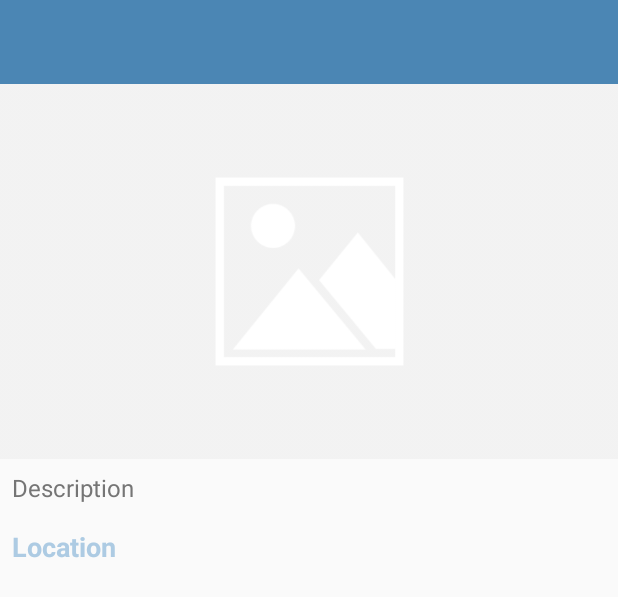
After one commit to juokavom/Android_Headstart, an Android app: the layout activity_happy_place_detail.xml on its own in the app's theme, with its tools: preview values and no code run, on a phone screen of 412 x 824 dp. The commit adds this screen. Shown: the top 597 px of the screen. Run offline under Robolectric (Android 15) with nearby library versions, the light colour scheme and no system bars.

Commit message:
Happy place details activity with onclick interface and parcelable data class intent

```diff
--- /dev/null
+++ b/HappyPlaces/app/src/main/res/layout/activity_happy_place_detail.xml
@@ -0,0 +1,75 @@
+<?xml version="1.0" encoding="utf-8"?>
+<androidx.constraintlayout.widget.ConstraintLayout xmlns:android="http://schemas.android.com/apk/res/android"
+    xmlns:app="http://schemas.android.com/apk/res-auto"
+    xmlns:tools="http://schemas.android.com/tools"
+    android:layout_width="match_parent"
+    android:layout_height="match_parent"
+    tools:context=".activities.HappyPlaceDetailActivity">
+
+    <androidx.appcompat.widget.Toolbar
+        android:id="@+id/toolbar_happy_place_detail"
+        android:layout_width="match_parent"
+        android:layout_height="?attr/actionBarSize"
+        android:background="@color/colorPrimary"
+        android:theme="@style/CustomToolbarStyle"
+        app:layout_constraintEnd_toEndOf="parent"
+        app:layout_constraintStart_toStartOf="parent"
+        app:layout_constraintTop_toTopOf="parent" />
+
+    <ScrollView
+        android:id="@+id/sv_main"
+        android:layout_width="match_parent"
+        android:layout_height="0dp"
+        android:fillViewport="true"
+        app:layout_constraintBottom_toBottomOf="parent"
+        app:layout_constraintEnd_toEndOf="parent"
+        app:layout_constraintStart_toStartOf="parent"
+        app:layout_constraintTop_toBottomOf="@id/toolbar_happy_place_detail">
+
+        <androidx.constraintlayout.widget.ConstraintLayout
+            android:layout_width="match_parent"
+            android:layout_height="wrap_content">
+
+            <androidx.appcompat.widget.AppCompatImageView
+                android:id="@+id/iv_place_image"
+                android:layout_width="match_parent"
+                android:layout_height="@dimen/detail_screen_image_height_size"
+                android:scaleType="centerCrop"
+                android:src="@drawable/detail_screen_image_placeholder"
+                app:layout_constraintEnd_toEndOf="parent"
+                app:layout_constraintStart_toStartOf="parent"
+                app:layout_constraintTop_toTopOf="parent" />
+
+            <TextView
+                android:id="@+id/tv_description"
+                android:layout_width="match_parent"
+                android:layout_height="wrap_content"
+                android:layout_marginStart="@dimen/detail_screen_description_margin"
+                android:layout_marginTop="@dimen/detail_screen_description_margin"
+                android:layout_marginEnd="@dimen/detail_screen_description_margin"
+                android:textColor="@color/detail_screen_description_text_color"
+                android:textSize="@dimen/detail_screen_description_text_size"
+                app:layout_constraintEnd_toEndOf="parent"
+                app:layout_constraintHorizontal_bias="0.533"
+                app:layout_constraintStart_toStartOf="parent"
+                app:layout_constraintTop_toBottomOf="@+id/iv_place_image"
+                tools:text="Description" />
+
+            <TextView
+                android:id="@+id/tv_location"
+                android:layout_width="match_parent"
+                android:layout_height="wrap_content"
+                android:layout_marginStart="@dimen/detail_screen_location_marginStartEnd"
+                android:layout_marginTop="@dimen/detail_screen_location_marginTop"
+                android:layout_marginEnd="@dimen/detail_screen_location_marginStartEnd"
+                android:textColor="@color/colorAccent"
+                android:textSize="@dimen/detail_screen_location_text_size"
+                android:textStyle="bold"
+                app:layout_constraintEnd_toEndOf="parent"
+                app:layout_constraintHorizontal_bias="0.533"
+                app:layout_constraintStart_toStartOf="parent"
+                app:layout_constraintTop_toBottomOf="@+id/tv_description"
+                tools:text="Location" />
+        </androidx.constraintlayout.widget.ConstraintLayout>
+    </ScrollView>
+</androidx.constraintlayout.widget.ConstraintLayout>
--- a/HappyPlaces/app/src/main/res/values/colors.xml
+++ b/HappyPlaces/app/src/main/res/values/colors.xml
@@ -24,5 +24,6 @@
 
     <color name="circular_image_border_color">#757575</color>
     <color name="item_happy_place_description_text_color">#606060</color>
+    <color name="detail_screen_description_text_color">#757575</color>
 
 </resources>
--- a/HappyPlaces/app/src/main/res/values/dimens.xml
+++ b/HappyPlaces/app/src/main/res/values/dimens.xml
@@ -19,7 +19,7 @@
     <dimen name="add_place_image_shape_radius">3dp</dimen>
     <dimen name="button_radius">10dp</dimen>
     <dimen name="no_records_available_text_size">16dp</dimen>
-    <!--END-->
+
     <dimen name="item_happy_place_cv_main_marginStartEnd">8dp</dimen>
     <dimen name="item_happy_place_cv_corner_radius">3dp</dimen>
     <dimen name="item_happy_place_cv_elevation">3dp</dimen>
@@ -30,4 +30,11 @@
     <dimen name="item_happy_place_title_textSize">16sp</dimen>
     <dimen name="item_happy_place_description_textSize">14sp</dimen>
 
+    <dimen name="detail_screen_image_height_size">250dp</dimen>
+    <dimen name="detail_screen_description_margin">8dp</dimen>
+    <dimen name="detail_screen_description_text_size">16sp</dimen>
+    <dimen name="detail_screen_location_marginStartEnd">8dp</dimen>
+    <dimen name="detail_screen_location_marginTop">16dp</dimen>
+    <dimen name="detail_screen_location_text_size">18sp</dimen>
+
 </resources>
```
Also changed, not shown: HappyPlaces/app/src/main/AndroidManifest.xml (+7 -3 lines), HappyPlaces/app/src/main/java/com/example/happyplaces/activities/HappyPlaceDetailActivity.kt (added, +38 -0 lines), HappyPlaces/app/src/main/java/com/example/happyplaces/activities/MainActivity.kt (+11 -0 lines), HappyPlaces/app/src/main/java/com/example/happyplaces/adapters/HappyPlacesAdapter.kt (+22 -4 lines), HappyPlaces/app/src/main/java/com/example/happyplaces/models/HappyPlaceModel.kt (+46 -6 lines), HappyPlaces/app/src/main/res/drawable-v24/detail_screen_image_placeholder.png (added).
